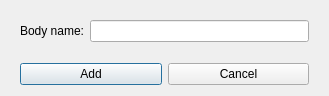
Qt form python/qt/ui/add_body_dialog.ui (robertapplin/N-Body-Simulations) before a commit.
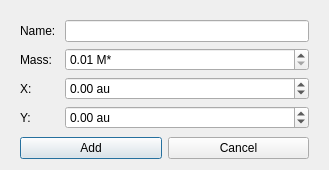
The same form after that commit.

Commit message: Add ability to enter body position coordinates.

The edit to the form file:
```diff
--- a/python/qt/ui/add_body_dialog.ui
+++ b/python/qt/ui/add_body_dialog.ui
@@ -7,7 +7,7 @@
     <x>0</x>
     <y>0</y>
     <width>329</width>
-    <height>96</height>
+    <height>170</height>
    </rect>
   </property>
   <property name="windowTitle">
@@ -23,7 +23,27 @@
    <property name="rightMargin">
     <number>20</number>
    </property>
-   <item row="3" column="0" colspan="2">
+   <item row="0" column="0">
+    <widget class="QLabel" name="lbBodyName">
+     <property name="text">
+      <string>Name: </string>
+     </property>
+    </widget>
+   </item>
+   <item row="4" column="1">
+    <spacer name="verticalSpacer">
+     <property name="orientation">
+      <enum>Qt::Vertical</enum>
+     </property>
+     <property name="sizeHint" stdset="0">
+      <size>
+       <width>20</width>
+       <height>40</height>
+      </size>
+     </property>
+    </spacer>
+   </item>
+   <item row="7" column="0" colspan="2">
     <widget class="QFrame" name="fAddCancel">
      <property name="minimumSize">
       <size>
@@ -61,28 +81,93 @@
      </layout>
     </widget>
    </item>
-   <item row="0" column="0">
-    <widget class="QLabel" name="lbBodyName">
-     <property name="text">
-      <string>Body name:</string>
-     </property>
-    </widget>
-   </item>
    <item row="0" column="1">
-    <widget class="QLineEdit" name="leBodyName"/>
+    <widget class="QLineEdit" name="leBodyName">
+     <property name="minimumSize">
+      <size>
+       <width>20</width>
+       <height>0</height>
+      </size>
+     </property>
+    </widget>
+   </item>
+   <item row="2" column="1">
+    <widget class="QDoubleSpinBox" name="dsbXPosition">
+     <property name="minimumSize">
+      <size>
+       <width>20</width>
+       <height>0</height>
+      </size>
+     </property>
+     <property name="suffix">
+      <string> au</string>
+     </property>
+     <property name="minimum">
+      <double>-100.000000000000000</double>
+     </property>
+     <property name="maximum">
+      <double>100.000000000000000</double>
+     </property>
+    </widget>
    </item>
    <item row="1" column="1">
-    <spacer name="verticalSpacer">
-     <property name="orientation">
-      <enum>Qt::Vertical</enum>
+    <widget class="QDoubleSpinBox" name="dsbMass">
+     <property name="minimumSize">
+      <size>
+       <width>20</width>
+       <height>0</height>
+      </size>
      </property>
-     <property name="sizeHint" stdset="0">
+     <property name="suffix">
+      <string> M*</string>
+     </property>
+     <property name="minimum">
+      <double>0.010000000000000</double>
+     </property>
+     <property name="singleStep">
+      <double>0.100000000000000</double>
+     </property>
+    </widget>
+   </item>
+   <item row="3" column="1">
+    <widget class="QDoubleSpinBox" name="dsbYPosition">
+     <property name="minimumSize">
       <size>
        <width>20</width>
-       <height>40</height>
+       <height>0</height>
       </size>
      </property>
-    </spacer>
+     <property name="suffix">
+      <string> au</string>
+     </property>
+     <property name="minimum">
+      <double>-100.000000000000000</double>
+     </property>
+     <property name="maximum">
+      <double>100.000000000000000</double>
+     </property>
+    </widget>
+   </item>
+   <item row="1" column="0">
+    <widget class="QLabel" name="lbMass">
+     <property name="text">
+      <string>Mass: </string>
+     </property>
+    </widget>
+   </item>
+   <item row="2" column="0">
+    <widget class="QLabel" name="lbXPosition">
+     <property name="text">
+      <string>X: </string>
+     </property>
+    </widget>
+   </item>
+   <item row="3" column="0">
+    <widget class="QLabel" name="lbYPosition">
+     <property name="text">
+      <string>Y: </string>
+     </property>
+    </widget>
    </item>
   </layout>
  </widget>
```
The commit also changes 7 other files.
